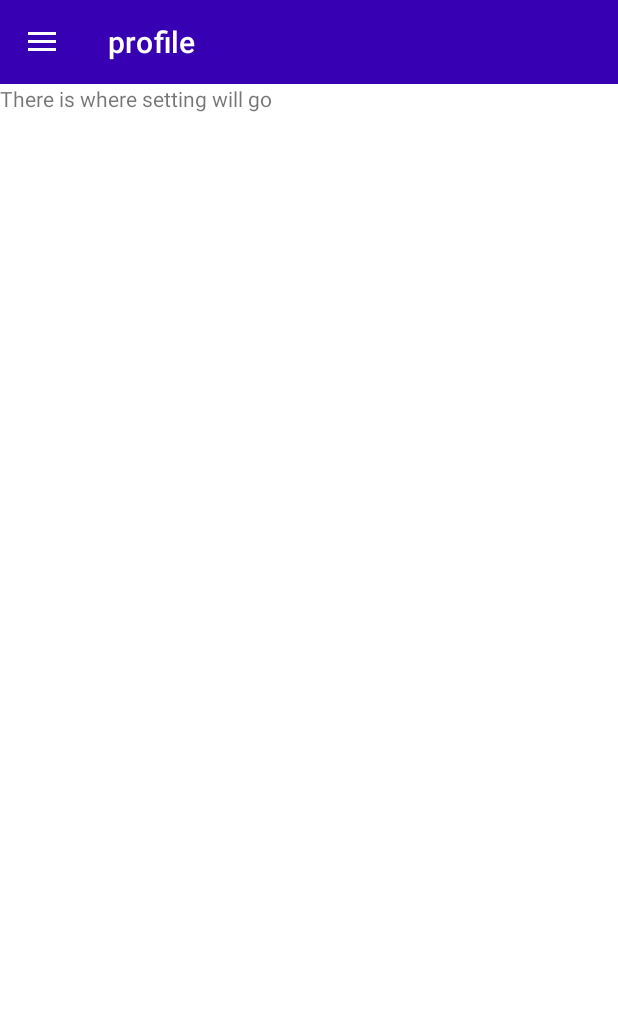
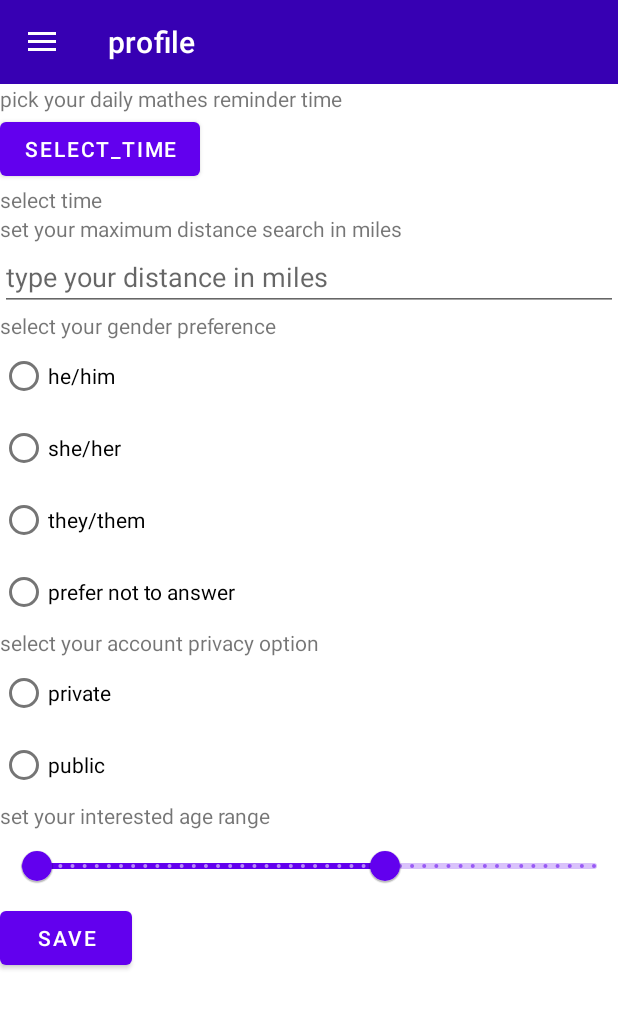
Before and after one commit to DipendraShiwakoti/AD340-MobileAppDevelopment, an Android app: the fragment SettingFragment placed in its activity, on a phone screen of 412 x 824 dp. Shown: the top 1009 px of the screen. Run offline under Robolectric (Android 15) with nearby library versions, the phone set to English and light mode, and no system bars.

Commit message:
Assignment 7 started

```diff
--- a/app/src/main/res/layout/fragment_setting.xml
+++ b/app/src/main/res/layout/fragment_setting.xml
@@ -1,14 +1,136 @@
 <?xml version="1.0" encoding="utf-8"?>
-<FrameLayout xmlns:android="http://schemas.android.com/apk/res/android"
+<RelativeLayout xmlns:android="http://schemas.android.com/apk/res/android"
     xmlns:tools="http://schemas.android.com/tools"
     android:layout_width="match_parent"
     android:layout_height="match_parent"
+    xmlns:app="http://schemas.android.com/apk/res-auto"
     tools:context=".SettingFragment">
 
-    <!-- TODO: Update blank fragment layout -->
-    <TextView
+        <TextView
+            android:id="@+id/matches_reminder_time_label"
+            android:layout_width="match_parent"
+            android:layout_height="wrap_content"
+            android:text="@string/pick_your_daily_matches_reminder_time" />
+
+        <Button
+            android:id="@+id/select_matches_time_button"
+            android:layout_width="wrap_content"
+            android:layout_height="wrap_content"
+            android:text="@string/select_time"
+            android:layout_below="@+id/matches_reminder_time_label"/>
+
+        <TextView
+            android:id="@+id/selected_time"
+            android:layout_width="match_parent"
+            android:layout_height="wrap_content"
+            android:text="@string/selected_time"
+            android:layout_below="@+id/select_matches_time_button" />
+
+        <TextView
+            android:id="@+id/search_in_miles_label"
+            android:layout_width="match_parent"
+            android:layout_height="wrap_content"
+            android:text="@string/set_your_maximum_distance_search_in_miles"
+            android:layout_below="@+id/selected_time" />
+
+        <EditText
+            android:id="@+id/edit_text_distance_in_miles"
+            android:layout_width="match_parent"
+            android:layout_height="wrap_content"
+            android:hint="@string/type_your_distance_in_miles"
+            android:layout_below="@+id/search_in_miles_label"
+            android:inputType="number" />
+
+        <TextView
+            android:id="@+id/gender_preference_label"
+            android:layout_width="match_parent"
+            android:layout_height="wrap_content"
+            android:text="@string/select_your_gender_preference"
+            android:layout_below="@+id/edit_text_distance_in_miles" />
+
+    <RadioGroup
+        android:id="@+id/gender_preference_radio_group"
         android:layout_width="match_parent"
-        android:layout_height="match_parent"
-        android:text="@string/there_is_where_setting_will_go" />
+        android:layout_height="wrap_content"
+        android:layout_below="@+id/gender_preference_label"
+        android:orientation="vertical">
 
-</FrameLayout>
+        <RadioButton
+            android:id="@+id/radio_he_him"
+            android:layout_width="wrap_content"
+            android:layout_height="wrap_content"
+            android:text="@string/he_him" />
+
+        <RadioButton
+            android:id="@+id/radio_she_her"
+            android:layout_width="wrap_content"
+            android:layout_height="wrap_content"
+            android:text="@string/she_her" />
+
+        <RadioButton
+            android:id="@+id/radio_they_them"
+            android:layout_width="wrap_content"
+            android:layout_height="wrap_content"
+            android:text="@string/they_them" />
+
+        <RadioButton
+            android:id="@+id/radio_no_answer"
+            android:layout_width="wrap_content"
+            android:layout_height="wrap_content"
+            android:text="@string/prefer_not_to_answer" />
+
+    </RadioGroup>
+
+        <TextView
+            android:id="@+id/privacy_option_label"
+            android:layout_width="match_parent"
+            android:layout_height="wrap_content"
+            android:text="@string/select_your_account_privacy_option"
+            android:layout_below="@+id/gender_preference_radio_group" />
+
+    <RadioGroup
+        android:id="@+id/account_privacy_radio_group"
+        android:layout_width="match_parent"
+        android:layout_height="wrap_content"
+        android:layout_below="@+id/privacy_option_label"
+        android:orientation="vertical">
+
+        <RadioButton
+            android:id="@+id/radio_privacy"
+            android:layout_width="wrap_content"
+            android:layout_height="wrap_content"
+            android:text="@string/private_radio" />
+
+        <RadioButton
+            android:id="@+id/radio_public"
+            android:layout_width="wrap_content"
+            android:layout_height="wrap_content"
+            android:text="@string/public_radio" />
+
+    </RadioGroup>
+
+        <TextView
+            android:id="@+id/age_range_label"
+            android:layout_width="match_parent"
+            android:layout_height="wrap_content"
+            android:text="@string/set_your_interested_age_range"
+            android:layout_below="@+id/account_privacy_radio_group" />
+
+        <com.google.android.material.slider.RangeSlider
+            android:id="@+id/age_range_slider"
+            android:valueFrom="18"
+            android:valueTo="100"
+            android:stepSize="1"
+            app:values="@array/initial_slider_values"
+            android:layout_height="wrap_content"
+            android:layout_width="wrap_content"
+            android:layout_below="@+id/age_range_label"/>
+
+        <Button
+            android:id="@+id/saveButton"
+            android:layout_width="wrap_content"
+            android:layout_height="wrap_content"
+            android:text="@string/save"
+            android:layout_below="@+id/age_range_slider" />
+
+    </RelativeLayout>
--- /dev/null
+++ b/app/src/main/res/values/arrays.xml
@@ -0,0 +1,7 @@
+<?xml version="1.0" encoding="utf-8"?>
+<resources>
+    <array name="initial_slider_values">
+        <item>20</item>
+        <item>70</item>
+    </array>
+</resources>
--- a/app/src/main/res/values/strings.xml
+++ b/app/src/main/res/values/strings.xml
@@ -42,4 +42,19 @@
     <string name="heart_image">heart Image</string>
     <string name="please_input_your_occupation">Please Input your Occupation</string>
     <string name="please_input_a_description_of_yourself">Please Input a Description of Yourself</string>
+    <string name="select_time">select_time</string>
+    <string name="pick_your_daily_matches_reminder_time">pick your daily mathes reminder time</string>
+    <string name="selected_time">select time</string>
+    <string name="set_your_maximum_distance_search_in_miles">set your maximum distance search in miles</string>
+    <string name="type_your_distance_in_miles">type your distance in miles</string>
+    <string name="select_your_gender_preference">select your gender preference</string>
+    <string name="he_him">he/him</string>
+    <string name="she_her">she/her</string>
+    <string name="they_them">they/them</string>
+    <string name="prefer_not_to_answer">prefer not to answer</string>
+    <string name="select_your_account_privacy_option">select your account privacy option</string>
+    <string name="private_radio">private</string>
+    <string name="set_your_interested_age_range">set your interested age range</string>
+    <string name="public_radio">public</string>
+    <string name="save">save</string>
 </resources>
```
